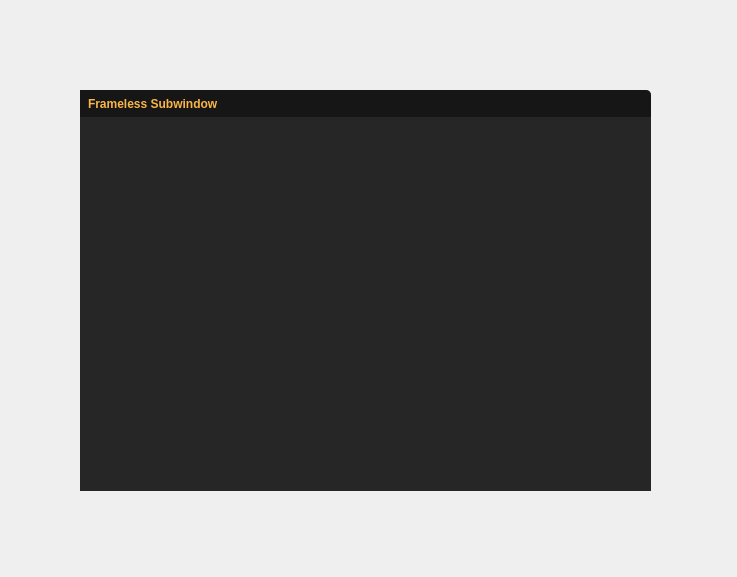
This is ui/subwindow.ui in Maktm/Kiros as Qt 5 draws it before an edit. The edited form follows.
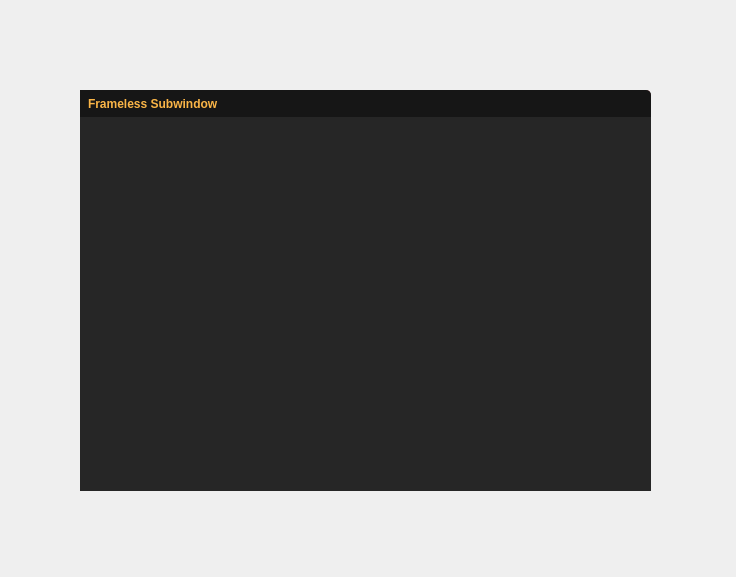
This is the edited form. Icons and pictures are not drawn. Custom widgets are drawn as their Qt base class.

Commit message: Set background of QMdiArea - Change the color in the future when styling the application.

What changed in the file:
```diff
--- a/ui/subwindow.ui
+++ b/ui/subwindow.ui
@@ -6,7 +6,7 @@
    <rect>
     <x>0</x>
     <y>0</y>
-    <width>737</width>
+    <width>736</width>
     <height>577</height>
    </rect>
   </property>
```
Left out of the diff: 6 changed lines with no effect on the pictures. The commit also changes 1 other file.
